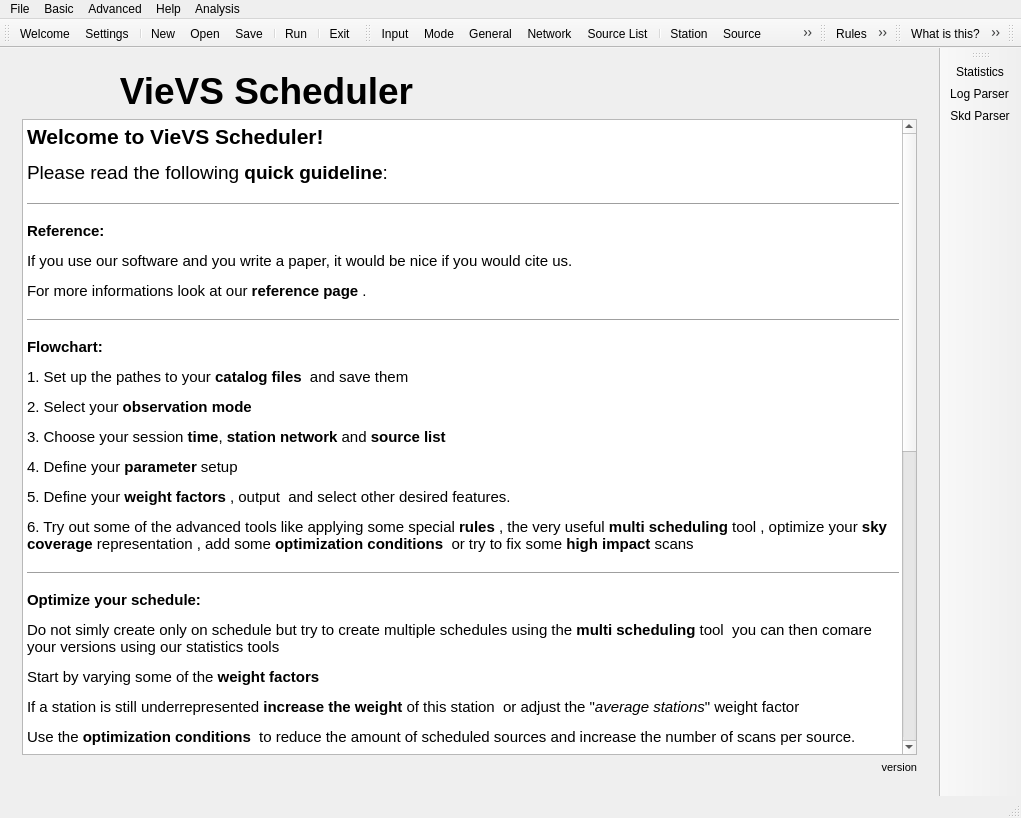
Above: mainwindow.ui from TUW-VieVS/VieSchedpp before the change. Below: the same form after it.
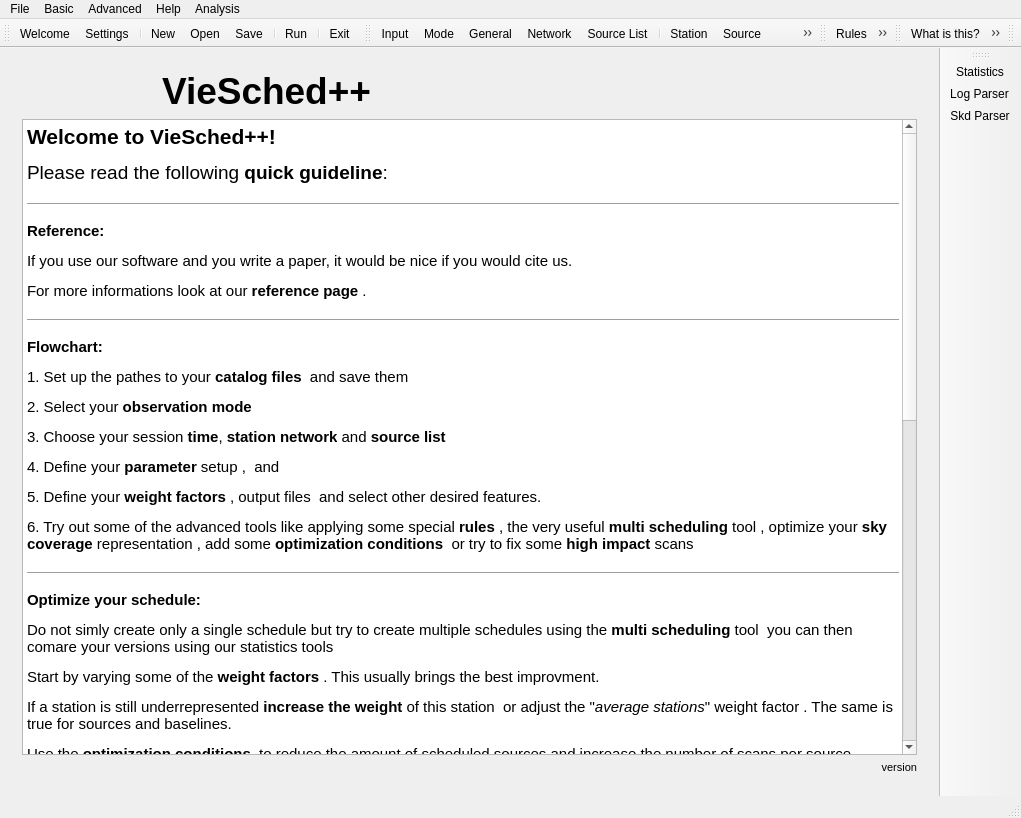
That is the form after the change. The open tabs and pages were chosen to show the change. Icons and pictures are not drawn.

Diff of the .ui file:
```diff
--- a/mainwindow.ui
+++ b/mainwindow.ui
@@ -33,7 +33,7 @@
           <item>
            <widget class="QLabel" name="label">
             <property name="text">
-             <string>&lt;html&gt;&lt;head/&gt;&lt;body&gt;&lt;p align=&quot;center&quot;&gt;&lt;span style=&quot; font-size:28pt; font-weight:600;&quot;&gt;VieVS Scheduler&lt;/span&gt;&lt;/p&gt;&lt;/body&gt;&lt;/html&gt;</string>
+             <string>&lt;html&gt;&lt;head/&gt;&lt;body&gt;&lt;p align=&quot;center&quot;&gt;&lt;span style=&quot; font-size:28pt; font-weight:600;&quot;&gt;VieSched++&lt;/span&gt;&lt;/p&gt;&lt;/body&gt;&lt;/html&gt;</string>
             </property>
            </widget>
           </item>
@@ -68,7 +68,7 @@
 &lt;html&gt;&lt;head&gt;&lt;meta name=&quot;qrichtext&quot; content=&quot;1&quot; /&gt;&lt;style type=&quot;text/css&quot;&gt;
 p, li { white-space: pre-wrap; }
 &lt;/style&gt;&lt;/head&gt;&lt;body style=&quot; font-family:'Ubuntu'; font-size:11pt; font-weight:400; font-style:normal;&quot;&gt;
-&lt;p style=&quot; margin-top:12px; margin-bottom:12px; margin-left:0px; margin-right:0px; -qt-block-indent:0; text-indent:0px;&quot;&gt;&lt;span style=&quot; font-size:16pt; font-weight:600;&quot;&gt;Welcome to VieVS Scheduler!&lt;/span&gt;&lt;/p&gt;
+&lt;p style=&quot; margin-top:12px; margin-bottom:12px; margin-left:0px; margin-right:0px; -qt-block-indent:0; text-indent:0px;&quot;&gt;&lt;span style=&quot; font-size:16pt; font-weight:600;&quot;&gt;Welcome to VieSched++!&lt;/span&gt;&lt;/p&gt;
 &lt;p style=&quot; margin-top:12px; margin-bottom:12px; margin-left:0px; margin-right:0px; -qt-block-indent:0; text-indent:0px;&quot;&gt;&lt;span style=&quot; font-size:14pt;&quot;&gt;Please read the following &lt;/span&gt;&lt;span style=&quot; font-size:14pt; font-weight:600;&quot;&gt;quick guideline&lt;/span&gt;&lt;span style=&quot; font-size:14pt;&quot;&gt;: &lt;/span&gt;&lt;/p&gt;
 &lt;hr /&gt;
 &lt;p style=&quot; margin-top:12px; margin-bottom:12px; margin-left:0px; margin-right:0px; -qt-block-indent:0; text-indent:0px;&quot;&gt;&lt;span style=&quot; font-weight:600;&quot;&gt;Reference:&lt;/span&gt;&lt;/p&gt;
@@ -79,17 +79,21 @@
 &lt;p style=&quot; margin-top:12px; margin-bottom:12px; margin-left:0px; margin-right:0px; -qt-block-indent:0; text-indent:0px;&quot;&gt;1. Set up the pathes to your &lt;span style=&quot; font-weight:600;&quot;&gt;catalog files &lt;/span&gt;&lt;img src=&quot;:/icons/icons/document-import-2.png&quot; width=&quot;30&quot; height=&quot;30&quot; /&gt; and save them &lt;img src=&quot;:/icons/icons/document-export.png&quot; width=&quot;30&quot; height=&quot;30&quot; /&gt;&lt;/p&gt;
 &lt;p style=&quot; margin-top:12px; margin-bottom:12px; margin-left:0px; margin-right:0px; -qt-block-indent:0; text-indent:0px;&quot;&gt;2. Select your &lt;span style=&quot; font-weight:600;&quot;&gt;observation mode &lt;/span&gt;&lt;img src=&quot;:/icons/icons/drive-harddisk-3.png&quot; width=&quot;30&quot; height=&quot;30&quot; /&gt;&lt;/p&gt;
 &lt;p style=&quot; margin-top:12px; margin-bottom:12px; margin-left:0px; margin-right:0px; -qt-block-indent:0; text-indent:0px;&quot;&gt;3. Choose your session &lt;span style=&quot; font-weight:600;&quot;&gt;time&lt;/span&gt;&lt;img src=&quot;:/icons/icons/view-pim-calendar.png&quot; width=&quot;30&quot; height=&quot;30&quot; /&gt;, &lt;span style=&quot; font-weight:600;&quot;&gt;station network&lt;/span&gt;&lt;img src=&quot;:/icons/icons/applications-internet-2.png&quot; width=&quot;30&quot; height=&quot;30&quot; /&gt; and &lt;span style=&quot; font-weight:600;&quot;&gt;source list &lt;/span&gt;&lt;img src=&quot;:/icons/icons/source_list.png&quot; width=&quot;30&quot; height=&quot;30&quot; /&gt;&lt;/p&gt;
-&lt;p style=&quot; margin-top:12px; margin-bottom:12px; margin-left:0px; margin-right:0px; -qt-block-indent:0; text-indent:0px;&quot;&gt;4. Define your &lt;span style=&quot; font-weight:600;&quot;&gt;parameter&lt;/span&gt; setup &lt;img src=&quot;:/icons/icons/station_p.png&quot; width=&quot;30&quot; height=&quot;30&quot; /&gt;&lt;img src=&quot;:/icons/icons/source_p.png&quot; width=&quot;30&quot; height=&quot;30&quot; /&gt;&lt;img src=&quot;:/icons/icons/baseline_p.png&quot; width=&quot;30&quot; height=&quot;30&quot; /&gt;&lt;/p&gt;
-&lt;p style=&quot; margin-top:12px; margin-bottom:12px; margin-left:0px; margin-right:0px; -qt-block-indent:0; text-indent:0px;&quot;&gt;5. Define your &lt;span style=&quot; font-weight:600;&quot;&gt;weight factors &lt;/span&gt;&lt;img src=&quot;:/icons/icons/weight.png&quot; width=&quot;30&quot; height=&quot;30&quot; /&gt;, output &lt;img src=&quot;:/icons/icons/document-export-4.png&quot; width=&quot;30&quot; height=&quot;30&quot; /&gt; and select other desired features.&lt;/p&gt;
+&lt;p style=&quot; margin-top:12px; margin-bottom:12px; margin-left:0px; margin-right:0px; -qt-block-indent:0; text-indent:0px;&quot;&gt;4. Define your &lt;span style=&quot; font-weight:600;&quot;&gt;parameter&lt;/span&gt; setup &lt;img src=&quot;:/icons/icons/station_p.png&quot; width=&quot;30&quot; height=&quot;30&quot; /&gt;, &lt;img src=&quot;:/icons/icons/source_p.png&quot; width=&quot;30&quot; height=&quot;30&quot; /&gt; and &lt;img src=&quot;:/icons/icons/baseline_p.png&quot; width=&quot;30&quot; height=&quot;30&quot; /&gt;&lt;/p&gt;
+&lt;p style=&quot; margin-top:12px; margin-bottom:12px; margin-left:0px; margin-right:0px; -qt-block-indent:0; text-indent:0px;&quot;&gt;5. Define your &lt;span style=&quot; font-weight:600;&quot;&gt;weight factors &lt;/span&gt;&lt;img src=&quot;:/icons/icons/weight.png&quot; width=&quot;30&quot; height=&quot;30&quot; /&gt;, output files &lt;img src=&quot;:/icons/icons/document-export-4.png&quot; width=&quot;30&quot; height=&quot;30&quot; /&gt; and select other desired features.&lt;/p&gt;
 &lt;p style=&quot; margin-top:12px; margin-bottom:12px; margin-left:0px; margin-right:0px; -qt-block-indent:0; text-indent:0px;&quot;&gt;6. Try out some of the advanced tools like applying some special &lt;span style=&quot; font-weight:600;&quot;&gt;rules&lt;/span&gt; &lt;img src=&quot;:/icons/icons/system-run-3.png&quot; width=&quot;30&quot; height=&quot;30&quot; /&gt;, the very useful &lt;span style=&quot; font-weight:600;&quot;&gt;multi scheduling&lt;/span&gt; tool &lt;img src=&quot;:/icons/icons/multi_sched.png&quot; width=&quot;30&quot; height=&quot;30&quot; /&gt;, optimize your &lt;span style=&quot; font-weight:600;&quot;&gt;sky coverage&lt;/span&gt; representation &lt;img src=&quot;:/icons/icons/sky_coverage.png&quot; width=&quot;30&quot; height=&quot;30&quot; /&gt;, add some &lt;span style=&quot; font-weight:600;&quot;&gt;optimization conditions&lt;/span&gt; &lt;img src=&quot;:/icons/icons/conditions.png&quot; width=&quot;30&quot; height=&quot;30&quot; /&gt; or try to fix some &lt;span style=&quot; font-weight:600;&quot;&gt;high impact&lt;/span&gt; scans &lt;img src=&quot;:/icons/icons/emblem-important-4.png&quot; width=&quot;30&quot; height=&quot;30&quot; /&gt;&lt;/p&gt;
 &lt;hr /&gt;
 &lt;p style=&quot; margin-top:12px; margin-bottom:12px; margin-left:0px; margin-right:0px; -qt-block-indent:0; text-indent:0px;&quot;&gt;&lt;span style=&quot; font-weight:600;&quot;&gt;Optimize your schedule:&lt;/span&gt; &lt;/p&gt;
-&lt;p style=&quot; margin-top:12px; margin-bottom:12px; margin-left:0px; margin-right:0px; -qt-block-indent:0; text-indent:0px;&quot;&gt;Do not simly create only on schedule but try to create multiple schedules using the &lt;span style=&quot; font-weight:600;&quot;&gt;multi scheduling&lt;/span&gt; tool &lt;img src=&quot;:/icons/icons/multi_sched.png&quot; width=&quot;30&quot; height=&quot;30&quot; /&gt; you can then comare your versions using our statistics tools &lt;img src=&quot;:/icons/icons/office-chart-bar.png&quot; width=&quot;30&quot; height=&quot;30&quot; /&gt;&lt;/p&gt;
-&lt;p style=&quot; margin-top:12px; margin-bottom:12px; margin-left:0px; margin-right:0px; -qt-block-indent:0; text-indent:0px;&quot;&gt;Start by varying some of the &lt;span style=&quot; font-weight:600;&quot;&gt;weight factors&lt;/span&gt; &lt;img src=&quot;:/icons/icons/sky_coverage.png&quot; width=&quot;30&quot; height=&quot;30&quot; /&gt;&lt;/p&gt;
-&lt;p style=&quot; margin-top:12px; margin-bottom:12px; margin-left:0px; margin-right:0px; -qt-block-indent:0; text-indent:0px;&quot;&gt;If a station is still underrepresented &lt;span style=&quot; font-weight:600;&quot;&gt;increase the weight&lt;/span&gt; of this station &lt;img src=&quot;:/icons/icons/station_p.png&quot; width=&quot;30&quot; height=&quot;30&quot; /&gt; or adjust the &amp;quot;&lt;span style=&quot; font-style:italic;&quot;&gt;average stations&lt;/span&gt;&amp;quot; weight factor &lt;img src=&quot;:/icons/icons/sky_coverage.png&quot; width=&quot;30&quot; height=&quot;30&quot; /&gt;&lt;/p&gt;
+&lt;p style=&quot; margin-top:12px; margin-bottom:12px; margin-left:0px; margin-right:0px; -qt-block-indent:0; text-indent:0px;&quot;&gt;Do not simly create only a single schedule but try to create multiple schedules using the &lt;span style=&quot; font-weight:600;&quot;&gt;multi scheduling&lt;/span&gt; tool &lt;img src=&quot;:/icons/icons/multi_sched.png&quot; width=&quot;30&quot; height=&quot;30&quot; /&gt; you can then comare your versions using our statistics tools &lt;img src=&quot;:/icons/icons/office-chart-bar.png&quot; width=&quot;30&quot; height=&quot;30&quot; /&gt;&lt;/p&gt;
+&lt;p style=&quot; margin-top:12px; margin-bottom:12px; margin-left:0px; margin-right:0px; -qt-block-indent:0; text-indent:0px;&quot;&gt;Start by varying some of the &lt;span style=&quot; font-weight:600;&quot;&gt;weight factors&lt;/span&gt; &lt;img src=&quot;:/icons/icons/sky_coverage.png&quot; width=&quot;30&quot; height=&quot;30&quot; /&gt;. This usually brings the best improvment. &lt;/p&gt;
+&lt;p style=&quot; margin-top:12px; margin-bottom:12px; margin-left:0px; margin-right:0px; -qt-block-indent:0; text-indent:0px;&quot;&gt;If a station is still underrepresented &lt;span style=&quot; font-weight:600;&quot;&gt;increase the weight&lt;/span&gt; of this station &lt;img src=&quot;:/icons/icons/station_p.png&quot; width=&quot;30&quot; height=&quot;30&quot; /&gt; or adjust the &amp;quot;&lt;span style=&quot; font-style:italic;&quot;&gt;average stations&lt;/span&gt;&amp;quot; weight factor &lt;img src=&quot;:/icons/icons/sky_coverage.png&quot; width=&quot;30&quot; height=&quot;30&quot; /&gt;. The same is true for sources and baselines. &lt;/p&gt;
 &lt;p style=&quot; margin-top:12px; margin-bottom:12px; margin-left:0px; margin-right:0px; -qt-block-indent:0; text-indent:0px;&quot;&gt;Use the &lt;span style=&quot; font-weight:600;&quot;&gt;optimization conditions&lt;/span&gt; &lt;img src=&quot;:/icons/icons/conditions.png&quot; width=&quot;30&quot; height=&quot;30&quot; /&gt; to reduce the amount of scheduled sources and increase the number of scans per source. &lt;/p&gt;
 &lt;p style=&quot; margin-top:12px; margin-bottom:12px; margin-left:0px; margin-right:0px; -qt-block-indent:0; text-indent:0px;&quot;&gt;Simulate the created empty NGS files using a third party software like VieVS.&lt;/p&gt;
 &lt;hr /&gt;
+&lt;p style=&quot; margin-top:12px; margin-bottom:12px; margin-left:0px; margin-right:0px; -qt-block-indent:0; text-indent:0px;&quot;&gt;&lt;span style=&quot; font-weight:600;&quot;&gt;Look at your schedule:&lt;/span&gt; &lt;/p&gt;
+&lt;p style=&quot; margin-top:12px; margin-bottom:12px; margin-left:0px; margin-right:0px; -qt-block-indent:0; text-indent:0px;&quot;&gt;You can compare schedules using the statistics tools &lt;img src=&quot;:/icons/icons/office-chart-bar.png&quot; width=&quot;30&quot; height=&quot;30&quot; /&gt;&lt;/p&gt;
+&lt;p style=&quot; margin-top:12px; margin-bottom:12px; margin-left:0px; margin-right:0px; -qt-block-indent:0; text-indent:0px;&quot;&gt;Use the session analyser &lt;img src=&quot;:/icons/icons/sky_coverage_analyser.png&quot; width=&quot;30&quot; height=&quot;30&quot; /&gt; to get a better impression of a single schedule &lt;/p&gt;
+&lt;hr /&gt;
 &lt;p style=&quot; margin-top:12px; margin-bottom:12px; margin-left:0px; margin-right:0px; -qt-block-indent:0; text-indent:0px;&quot;&gt;&lt;span style=&quot; font-weight:600;&quot;&gt;Help:&lt;/span&gt; &lt;/p&gt;
 &lt;p style=&quot; margin-top:12px; margin-bottom:12px; margin-left:0px; margin-right:0px; -qt-block-indent:0; text-indent:0px;&quot;&gt;Generally all Items should have a tool tip and a status tip that should appear if you hover a item. &lt;/p&gt;
 &lt;p style=&quot; margin-top:12px; margin-bottom:12px; margin-left:0px; margin-right:0px; -qt-block-indent:0; text-indent:0px;&quot;&gt;If you need more &lt;span style=&quot; font-weight:600;&quot;&gt;help&lt;/span&gt;  press &lt;span style=&quot; font-weight:600;&quot;&gt;F1&lt;/span&gt; or click the help icon &lt;img src=&quot;:/icons/icons/help.png&quot; width=&quot;30&quot; height=&quot;30&quot; /&gt; to enter the &lt;span style=&quot; font-style:italic;&quot;&gt;&amp;quot;What is this?&amp;quot;&lt;/span&gt; mode and than select the item that you do not understand. &lt;/p&gt;
@@ -100,7 +104,7 @@
 &lt;p style=&quot; margin-top:12px; margin-bottom:12px; margin-left:0px; margin-right:0px; -qt-block-indent:0; text-indent:0px;&quot;&gt;&lt;span style=&quot; font-weight:600;&quot;&gt;Version: &lt;/span&gt;&lt;/p&gt;
 &lt;p style=&quot; margin-top:12px; margin-bottom:12px; margin-left:0px; margin-right:0px; -qt-block-indent:0; text-indent:0px;&quot;&gt;This software is still in &lt;span style=&quot; font-weight:600;&quot;&gt;beta version&lt;/span&gt;! &lt;/p&gt;
 &lt;p style=&quot; margin-top:12px; margin-bottom:0px; margin-left:0px; margin-right:0px; -qt-block-indent:0; text-indent:0px;&quot;&gt;Although a checking routine runs at the end of each created schedule, it might be advisable to double check your schedule via a different software package like &lt;span style=&quot; font-weight:600;&quot;&gt;SKED&lt;/span&gt; with the &lt;span style=&quot; font-weight:600;&quot;&gt;SKED check &lt;/span&gt;command or &lt;span style=&quot; font-weight:600;&quot;&gt;VieVS&lt;/span&gt; with the &lt;span style=&quot; font-weight:600;&quot;&gt;VieVS checking routines&lt;/span&gt;. &lt;/p&gt;
-&lt;p style=&quot; margin-top:12px; margin-bottom:12px; margin-left:0px; margin-right:0px; -qt-block-indent:0; text-indent:0px;&quot;&gt;If you find any bugs or if you have great ideas what could be improved/added please tell us!&lt;/p&gt;
+&lt;p style=&quot; margin-top:12px; margin-bottom:12px; margin-left:0px; margin-right:0px; -qt-block-indent:0; text-indent:0px;&quot;&gt;If you find any bugs or if you have great ideas what could be improved/added please contact us!&lt;/p&gt;
 &lt;hr /&gt;
 &lt;p style=&quot; margin-top:12px; margin-bottom:12px; margin-left:0px; margin-right:0px; -qt-block-indent:0; text-indent:0px;&quot;&gt;&lt;span style=&quot; font-weight:600;&quot;&gt;Missing GUI features:&lt;/span&gt;&lt;/p&gt;
 &lt;ul style=&quot;margin-top: 0px; margin-bottom: 0px; margin-left: 0px; margin-right: 0px; -qt-list-indent: 1;&quot;&gt;&lt;li style=&quot; font-weight:600;&quot; style=&quot; margin-top:12px; margin-bottom:0px; margin-left:0px; margin-right:0px; -qt-block-indent:0; text-indent:0px;&quot;&gt;&lt;span style=&quot; font-weight:400;&quot;&gt;load function&lt;/span&gt;&lt;/li&gt;
```
Left out of the diff: 6 changed lines with no effect on the pictures.
